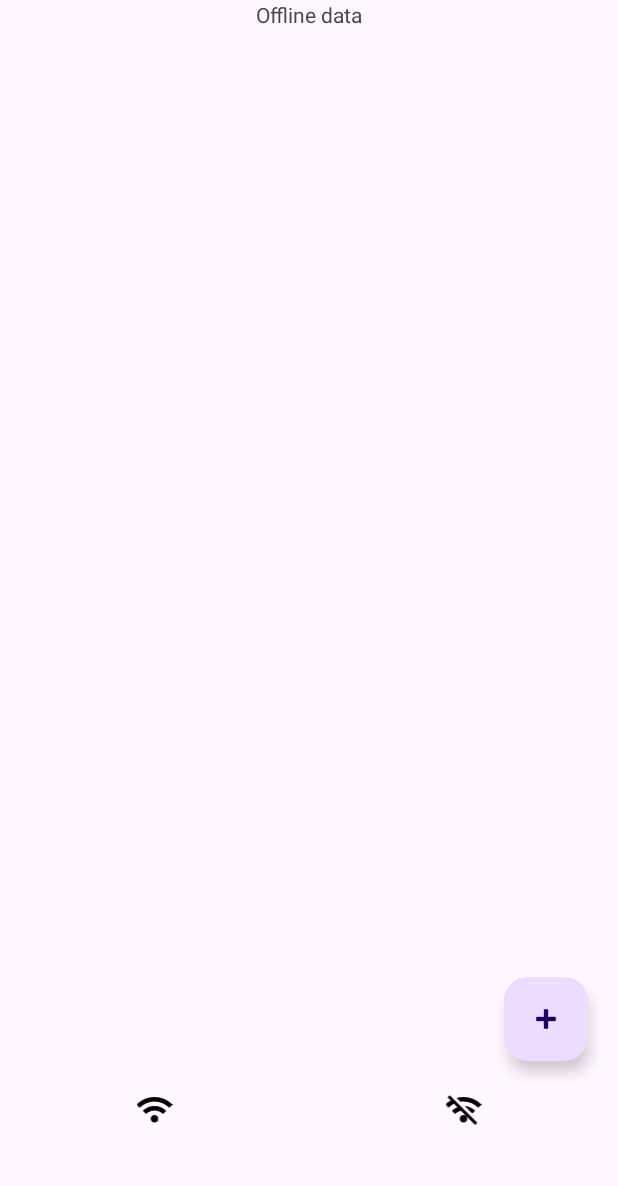
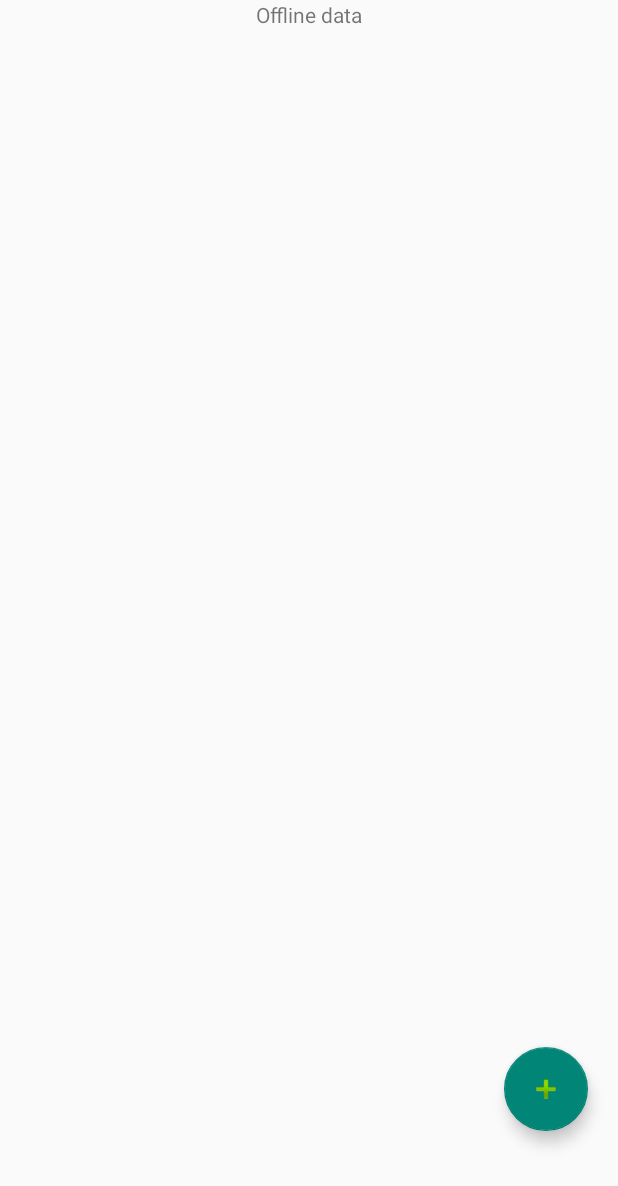
Before and after one commit to kshitij9799/Test-app, an Android app built with Jetpack Compose: the fragment OfflineFragment placed in its activity, on a phone screen of 412 x 824 dp. Shown: the top 1186 px of the screen. Run offline under Robolectric (Android 15) with nearby library versions, the phone set to English and light mode, and no system bars; libraries missing offline, so code that uses them is left out: io.realm.kotlin, org.mongodb.kbson; 3 statements that could not run were skipped.

Commit message:
updated bottom nav bar

```diff
--- a/app/src/main/java/com/example/testapp/MainActivity.kt
+++ b/app/src/main/java/com/example/testapp/MainActivity.kt
@@ -1,7 +1,9 @@
 package com.example.testapp
 
 import android.os.Bundle
+import android.view.View.VISIBLE
 import android.widget.ImageView
+import android.widget.LinearLayout
 import androidx.activity.enableEdgeToEdge
 import androidx.activity.viewModels
 import androidx.appcompat.app.AppCompatActivity
@@ -9,17 +11,29 @@ import androidx.core.view.ViewCompat
 import androidx.core.view.WindowInsetsCompat
 import androidx.fragment.app.FragmentContainerView
 import androidx.fragment.app.commit
+import androidx.lifecycle.lifecycleScope
 import com.example.testapp.db.TestApp
 import com.example.testapp.fragment.OfflineFragment
 import com.example.testapp.fragment.OnlineFragment
 import kotlinx.coroutines.CoroutineScope
 import kotlinx.coroutines.Dispatchers
+import kotlinx.coroutines.delay
 import kotlinx.coroutines.launch
 
 
 class MainActivity : AppCompatActivity() {
 
     val mainViewModel: MainViewModel by viewModels()
+
+    init {
+        lifecycleScope.launch {
+            delay(2500)
+            supportFragmentManager.commit {
+                replace(R.id.fragment_container_view, OnlineFragment())
+            }
+            findViewById<LinearLayout>(R.id.bottom_bar).visibility = VISIBLE
+        }
+    }
     override fun onCreate(savedInstanceState: Bundle?) {
         super.onCreate(savedInstanceState)
         enableEdgeToEdge()
--- a/app/src/main/java/com/example/testapp/adapter/OnlineDataAdapter.kt
+++ b/app/src/main/java/com/example/testapp/adapter/OnlineDataAdapter.kt
@@ -27,6 +27,5 @@ class OnlineDataAdapter(private val onlineData: MutableList<Todo> ) :  RecyclerV
 
     inner class OnlineViewHolder(view: View) : RecyclerView.ViewHolder(view) {
         val text =  view.findViewById<TextView>(R.id.onlineTodoTextView)
-        val image =  view.findViewById<ImageView>(R.id.onlineTodoTaskImageView)
     }
 }
--- a/app/src/main/java/com/example/testapp/fragment/SplashFragment.kt
+++ b/app/src/main/java/com/example/testapp/fragment/SplashFragment.kt
@@ -5,6 +5,9 @@ import androidx.fragment.app.Fragment
 import android.view.LayoutInflater
 import android.view.View
 import android.view.ViewGroup
+import android.widget.LinearLayout
+import androidx.lifecycle.lifecycleScope
+import com.example.testapp.MainActivity
 import com.example.testapp.R
 class SplashFragment : Fragment() {
 
@@ -12,6 +15,8 @@ class SplashFragment : Fragment() {
         inflater: LayoutInflater, container: ViewGroup?,
         savedInstanceState: Bundle?
     ): View? {
-        return inflater.inflate(R.layout.fragment_splash, container, false)
+        val view = inflater.inflate(R.layout.fragment_splash, container, false)
+        activity?.findViewById<LinearLayout>(R.id.bottom_bar)?.visibility = View.GONE
+        return view
     }
 }
--- /dev/null
+++ b/app/src/main/res/drawable/bottom_nav_background.xml
@@ -0,0 +1,12 @@
+<?xml version="1.0" encoding="utf-8"?>
+<shape xmlns:android="http://schemas.android.com/apk/res/android"
+        android:shape="rectangle">
+    <gradient
+        android:startColor="#FFFFFF"
+        android:endColor="#2C000000"
+        android:angle="120"/>
+    <corners
+        android:topLeftRadius="15dp"
+        android:topRightRadius="15dp"/>
+
+</shape>
--- a/app/src/main/res/layout/activity_main.xml
+++ b/app/src/main/res/layout/activity_main.xml
@@ -1,31 +1,33 @@
 <?xml version="1.0" encoding="utf-8"?>
-<LinearLayout xmlns:android="http://schemas.android.com/apk/res/android"
+<androidx.constraintlayout.widget.ConstraintLayout
+    xmlns:android="http://schemas.android.com/apk/res/android"
     xmlns:app="http://schemas.android.com/apk/res-auto"
     xmlns:tools="http://schemas.android.com/tools"
     android:id="@+id/main"
     android:layout_width="match_parent"
     android:layout_height="match_parent"
-    android:orientation="vertical"
-    android:weightSum="1"
     tools:context=".MainActivity">
 
     <androidx.fragment.app.FragmentContainerView
         android:id="@+id/fragment_container_view"
-        android:name="com.example.testapp.fragment.OnlineFragment"
+        android:name="com.example.testapp.fragment.SplashFragment"
         android:layout_width="match_parent"
-        android:layout_height="wrap_content"
-        android:layout_weight=".9"
+        android:layout_height="match_parent"
+        android:layout_marginBottom="50dp"
+        app:layout_constraintBottom_toBottomOf="parent"
         app:layout_constraintEnd_toEndOf="parent"
-        app:layout_constraintHorizontal_bias="1.0"
         app:layout_constraintStart_toStartOf="parent"
-        app:layout_constraintTop_toTopOf="parent"
-        app:layout_constraintVertical_bias="0.0" />
+        app:layout_constraintTop_toTopOf="parent" />
 
     <LinearLayout
+        android:id="@+id/bottom_bar"
         android:layout_width="match_parent"
-        android:layout_height="wrap_content"
-        android:layout_weight=".1"
-        android:weightSum="2">
+        android:layout_height="50dp"
+        android:weightSum="2"
+        android:background="@drawable/bottom_nav_background"
+        app:layout_constraintBottom_toBottomOf="parent"
+        app:layout_constraintEnd_toEndOf="parent"
+        app:layout_constraintStart_toStartOf="parent">
 
         <ImageView
             android:id="@+id/online_optn"
@@ -35,12 +37,12 @@
             android:src="@drawable/online_ic" />
 
         <ImageView
+            android:id="@+id/offline_optn"
             android:layout_width="match_parent"
             android:layout_height="wrap_content"
             android:layout_weight="1"
-            android:id="@+id/offline_optn"
-            android:src="@drawable/offline_ic"/>
+            android:src="@drawable/offline_ic" />
 
     </LinearLayout>
 
-</LinearLayout>
+</androidx.constraintlayout.widget.ConstraintLayout>
--- a/app/src/main/res/values-night/themes.xml
+++ b/app/src/main/res/values-night/themes.xml
@@ -1,6 +1,6 @@
 <resources xmlns:tools="http://schemas.android.com/tools">
     <!-- Base application theme. -->
-    <style name="Base.Theme.TestApp" parent="Theme.Material3.DayNight.NoActionBar">
+    <style name="Base.Theme.TestApp" parent="Theme.AppCompat.Light.NoActionBar">
         <!-- Customize your dark theme here. -->
         <!-- <item name="colorPrimary">@color/my_dark_primary</item> -->
     </style>
--- a/app/src/main/res/values/themes.xml
+++ b/app/src/main/res/values/themes.xml
@@ -1,6 +1,6 @@
 <resources xmlns:tools="http://schemas.android.com/tools">
     <!-- Base application theme. -->
-    <style name="Base.Theme.TestApp" parent="Theme.Material3.DayNight.NoActionBar">
+    <style name="Base.Theme.TestApp" parent="Theme.AppCompat.Light.NoActionBar">
         <!-- Customize your light theme here. -->
         <!-- <item name="colorPrimary">@color/my_light_primary</item> -->
     </style>
```
Also changed, not shown: app/src/main/res/layout/fragment_splash.xml (+9 -5 lines), app/src/main/res/layout/online_data_row_item.xml (+13 -21 lines).
